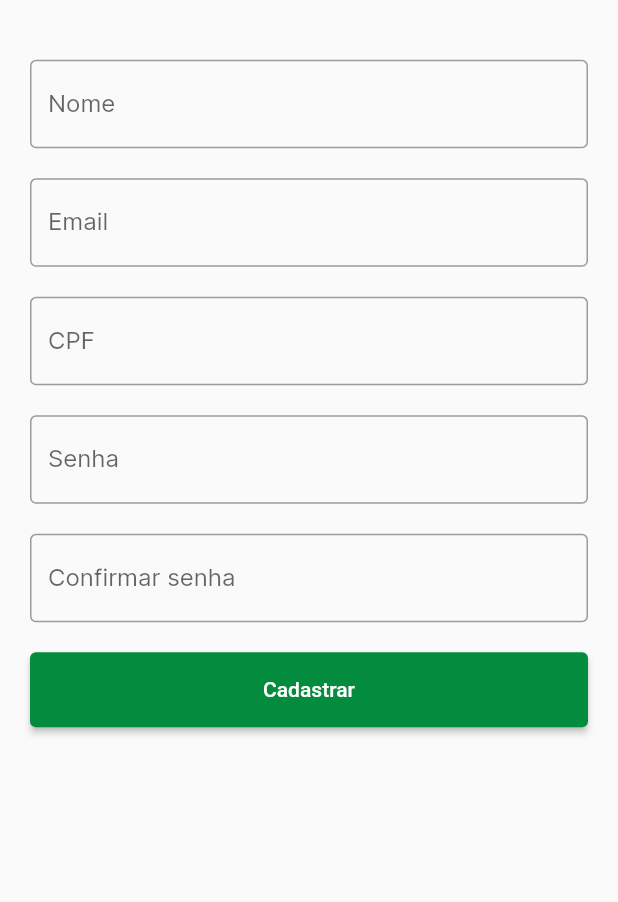
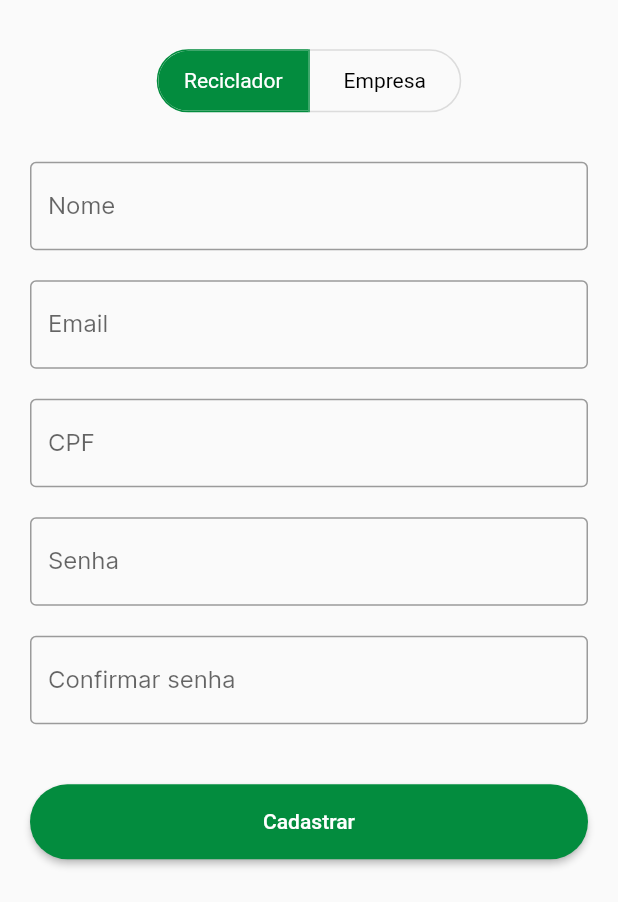
Before and after one commit to Estacao-pilhas-pi2/battery-mobile, a Flutter app: the screen it shows after launch, after a tap on "Cadastre-se aqui!", on a phone screen of 412 x 824 dp, the part 334-1236 px from its top. Run offline on Flutter 3.47's test engine with Material 2 defaults, Android fonts, the phone set to English and light mode, and no system bars; our stand-ins replace flutter_map, geolocator, latlong2, mask_text_input_formatter; missing offline and left inert: app_settings, cpf_cnpj_validator, flutter_map_location_marker, mobile_scanner.

Commit message:
adiciona registro de empresa e altera botões

```diff
--- a/lib/pages/login/login.dart
+++ b/lib/pages/login/login.dart
@@ -69,6 +69,11 @@ class _MyStatefulWidgetState extends State<MyStatefulWidget> {
                 height: 50,
                 padding: const EdgeInsets.fromLTRB(10, 0, 10, 0),
                 child: ElevatedButton(
+                  style: ElevatedButton.styleFrom(
+                    minimumSize: const Size(216, 58),
+                    shape: RoundedRectangleBorder(
+                        borderRadius: BorderRadius.circular(100)),
+                  ),
                   child: const Text('Login'),
                   onPressed: () {
                     // nameController.text
--- a/lib/pages/register/register.dart
+++ b/lib/pages/register/register.dart
@@ -1,5 +1,7 @@
 import 'package:flutter/material.dart';
 import 'package:cpf_cnpj_validator/cpf_validator.dart';
+import 'package:cpf_cnpj_validator/cnpj_validator.dart';
+import 'package:estacao_pilhas/globals/colors.dart';
 
 class Register extends StatelessWidget {
   const Register({super.key});
@@ -25,8 +27,15 @@ class _MyStatefulWidgetState extends State<MyStatefulWidget> {
   TextEditingController confPassController = TextEditingController();
   TextEditingController emailController = TextEditingController();
   TextEditingController cpfController = TextEditingController();
+  TextEditingController cnpjController = TextEditingController();
 
   final _formKey = GlobalKey<FormState>();
+
+  List<Widget> userTypes = <Widget>[
+    const Text('Reciclador'),
+    const Text('Empresa'),
+  ];
+  final List<bool> _selectedUserType = <bool>[true, false];
 
   @override
   Widget build(BuildContext context) {
@@ -45,6 +54,29 @@ class _MyStatefulWidgetState extends State<MyStatefulWidget> {
                 children: [
                   Image.asset('assets/images/logo_text.png'),
                 ],
+              )),
+          Container(
+              alignment: Alignment.center,
+              padding: const EdgeInsets.fromLTRB(0, 0, 0, 20),
+              child: ToggleButtons(
+                isSelected: _selectedUserType,
+                borderRadius: BorderRadius.circular(100),
+                selectedBorderColor: AppColors.appTheme.primaryColor,
+                selectedColor: Colors.white,
+                fillColor: AppColors.appTheme.primaryColor,
+                color: Colors.black,
+                constraints: const BoxConstraints(
+                  minHeight: 40.0,
+                  minWidth: 100.0,
+                ),
+                children: userTypes,
+                onPressed: (int index) {
+                  setState(() {
+                    for (int i = 0; i < _selectedUserType.length; i++) {
+                      _selectedUserType[i] = i == index;
+                    }
+                  });
+                },
               )),
           Container(
             padding: const EdgeInsets.fromLTRB(20, 10, 20, 10),
@@ -78,7 +110,8 @@ class _MyStatefulWidgetState extends State<MyStatefulWidget> {
           ),
           Container(
             padding: const EdgeInsets.fromLTRB(20, 10, 20, 10),
-            child: TextFormField(
+            child: _selectedUserType[0]
+                ? TextFormField(
                     controller: cpfController,
                     validator: (text) {
                       if (text == null || text.isEmpty) {
@@ -91,6 +124,21 @@ class _MyStatefulWidgetState extends State<MyStatefulWidget> {
                     },
                     decoration: const InputDecoration(
                       labelText: 'CPF',
+                    ),
+                  )
+                : TextFormField(
+                    controller: cnpjController,
+                    validator: (text) {
+                      if (text == null || text.isEmpty) {
+                        return 'Campo não preenchido';
+                      }
+                      if (!CNPJValidator.isValid(text)) {
+                        return 'CNPJ inválido';
+                      }
+                      return null;
+                    },
+                    decoration: const InputDecoration(
+                      labelText: 'CNPJ',
                     ),
                   ),
           ),
@@ -111,7 +159,7 @@ class _MyStatefulWidgetState extends State<MyStatefulWidget> {
             ),
           ),
           Container(
-            padding: const EdgeInsets.fromLTRB(20, 10, 20, 0),
+            padding: const EdgeInsets.fromLTRB(20, 10, 20, 40),
             child: TextFormField(
               obscureText: true,
               controller: confPassController,
@@ -128,16 +176,20 @@ class _MyStatefulWidgetState extends State<MyStatefulWidget> {
             ),
           ),
           Container(
-              height: 70,
-              padding: const EdgeInsets.fromLTRB(20, 20, 20, 0),
+              height: 50,
+              padding: const EdgeInsets.fromLTRB(20, 0, 20, 0),
               child: ElevatedButton(
+                style: ElevatedButton.styleFrom(
+                  minimumSize: const Size(216, 58),
+                  shape: RoundedRectangleBorder(
+                      borderRadius: BorderRadius.circular(100)),
+                ),
                 child: const Text('Cadastrar'),
                 onPressed: () {
                   _formKey.currentState?.validate();
-                  // nameController.text
-                  // passwordController.text
                 },
               )),
+          const Padding(padding: EdgeInsets.fromLTRB(0, 0, 0, 40))
         ],
       ),
     );
```
Lines whose indentation alone changed are shown as unchanged.
